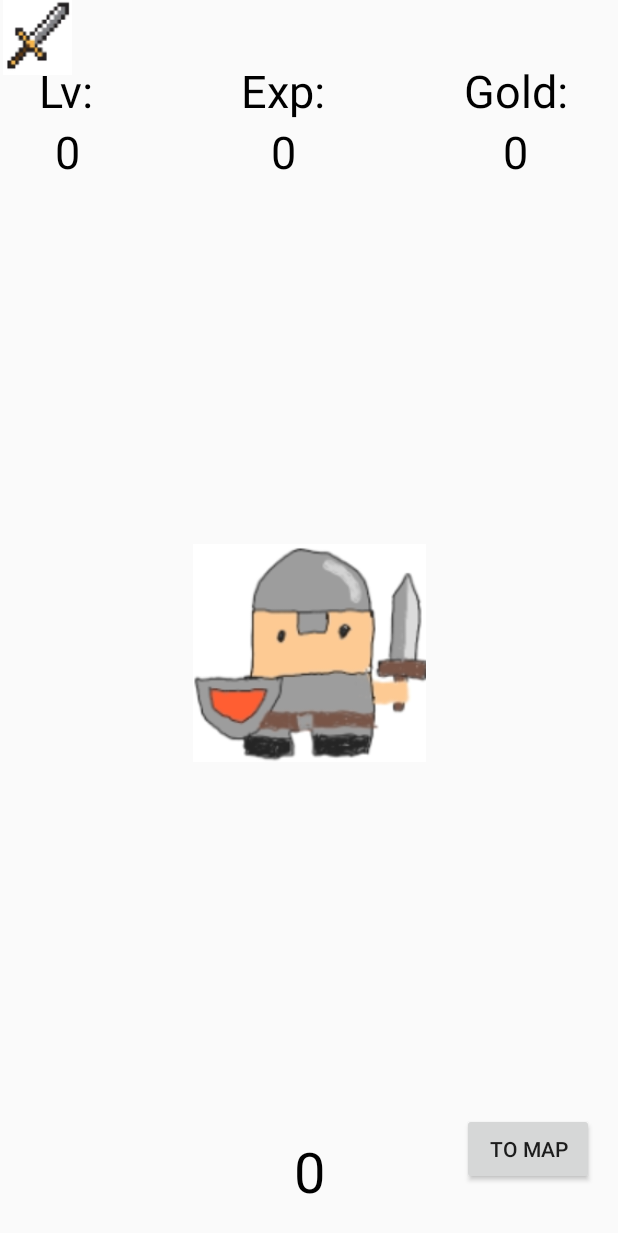
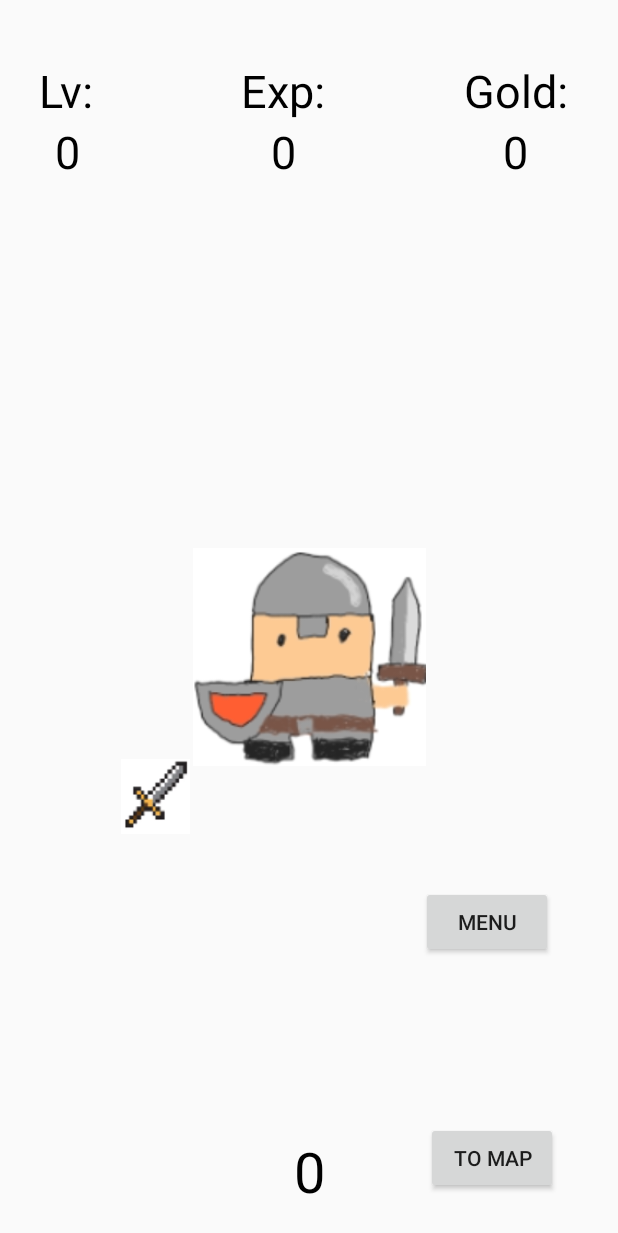
Before and after one commit to baggatbt/stepApp, an Android app: the screen it shows after launch (MainActivity), on a phone screen of 412 x 824 dp. Shown: the top 1233 px of the screen. Run offline under Robolectric (Android 15) with nearby library versions, the phone set to English and light mode, and no system bars.

Commit message:
Added menu to main screen

```diff
--- a/app/src/main/java/com/example/myapplication/MainActivity.kt
+++ b/app/src/main/java/com/example/myapplication/MainActivity.kt
@@ -8,6 +8,8 @@ import android.hardware.SensorEventListener
 import android.hardware.SensorManager
 import android.os.Bundle
 import android.view.View
+import android.widget.Button
+import android.widget.PopupMenu
 import android.widget.TextView
 import android.widget.Toast
 import androidx.appcompat.app.AppCompatActivity
@@ -36,6 +38,7 @@ class MainActivity : AppCompatActivity(), SensorEventListener {
     // steps and it has also been given the value of 0 float
     private var previousTotalSteps = 0f
 
+
     // Current steps are calculated by taking the difference of total steps
     // and previous steps
     companion object{
@@ -55,9 +58,19 @@ class MainActivity : AppCompatActivity(), SensorEventListener {
         // Adding a context of SENSOR_SERVICE as Sensor Manager
         sensorManager = getSystemService(Context.SENSOR_SERVICE) as SensorManager
 
-        println(player.defense)
+        val button = findViewById<Button>(R.id.button_menu)
+        button.setOnClickListener {
+            showMenu(it)
+        }
 
     }
+
+    fun showMenu(view: View) {
+        val popup = PopupMenu(this, view)
+        popup.menuInflater.inflate(R.menu.menu_main, popup.menu)
+        popup.show()
+    }
+
 
     override fun onResume() {
         super.onResume()
@@ -107,6 +120,8 @@ class MainActivity : AppCompatActivity(), SensorEventListener {
 
         }
     }
+
+
 
    /**fun resetSteps() {
         var stepsTaken = findViewById<TextView>(R.id.tv_stepsTaken)
--- a/app/src/main/res/layout/activity_main.xml
+++ b/app/src/main/res/layout/activity_main.xml
@@ -22,9 +22,19 @@
         app:layout_constraintStart_toEndOf="@+id/tv_stepsTaken"
         app:layout_constraintTop_toBottomOf="@+id/button_send" />
 
-    <!-- Text View for the "EXP" text displayed -->
 
-    <!-- Text View for the "EXP Points" displayed -->
+    <Button
+        android:id="@+id/button_menu"
+        android:layout_width="wrap_content"
+        android:layout_height="wrap_content"
+        android:layout_marginTop="508dp"
+        android:layout_marginEnd="43dp"
+        android:layout_marginBottom="103dp"
+        android:onClick="showMenu"
+        android:text="Menu"
+        app:layout_constraintBottom_toBottomOf="parent"
+        app:layout_constraintEnd_toEndOf="parent"
+        app:layout_constraintTop_toTopOf="parent" />
 
     <TextView
         android:id="@+id/expText"
@@ -39,6 +49,7 @@
         app:layout_constraintEnd_toEndOf="@+id/goldText"
         app:layout_constraintStart_toStartOf="parent"
         app:layout_constraintTop_toTopOf="parent" />
+
 
     <TextView
         android:id="@+id/exp"
@@ -122,8 +133,8 @@
         android:id="@+id/button_send"
         android:layout_width="wrap_content"
         android:layout_height="wrap_content"
-        android:layout_marginEnd="16dp"
-        android:layout_marginBottom="34dp"
+        android:layout_marginEnd="40dp"
+        android:layout_marginBottom="28dp"
         android:onClick="switchToMap"
         android:text="To Map"
         app:layout_constraintBottom_toBottomOf="parent"
@@ -146,8 +157,10 @@
         android:id="@+id/basicAttackSkillIcon"
         android:layout_width="50dp"
         android:layout_height="50dp"
-        app:srcCompat="@drawable/basicAttackIcon"
-        tools:layout_editor_absoluteX="78dp"
-        tools:layout_editor_absoluteY="507dp" />
+        android:layout_marginTop="506dp"
+        android:layout_marginEnd="283dp"
+        app:layout_constraintEnd_toEndOf="parent"
+        app:layout_constraintTop_toTopOf="parent"
+        app:srcCompat="@drawable/basicattackicon" />
 
 </androidx.constraintlayout.widget.ConstraintLayout>
--- /dev/null
+++ b/app/src/main/res/menu/menu_main.xml
@@ -0,0 +1,9 @@
+<?xml version="1.0" encoding="utf-8"?>
+<menu xmlns:android="http://schemas.android.com/apk/res/android">
+    <item
+        android:id="@+id/action_settings"
+        android:title="Settings" />
+    <item
+        android:id="@+id/action_about"
+        android:title="About" />
+</menu>
```
Also changed, not shown: app/src/main/res/drawable/basicattackicon.png (renamed from app/src/main/res/drawable/basicAttackIcon.png).
